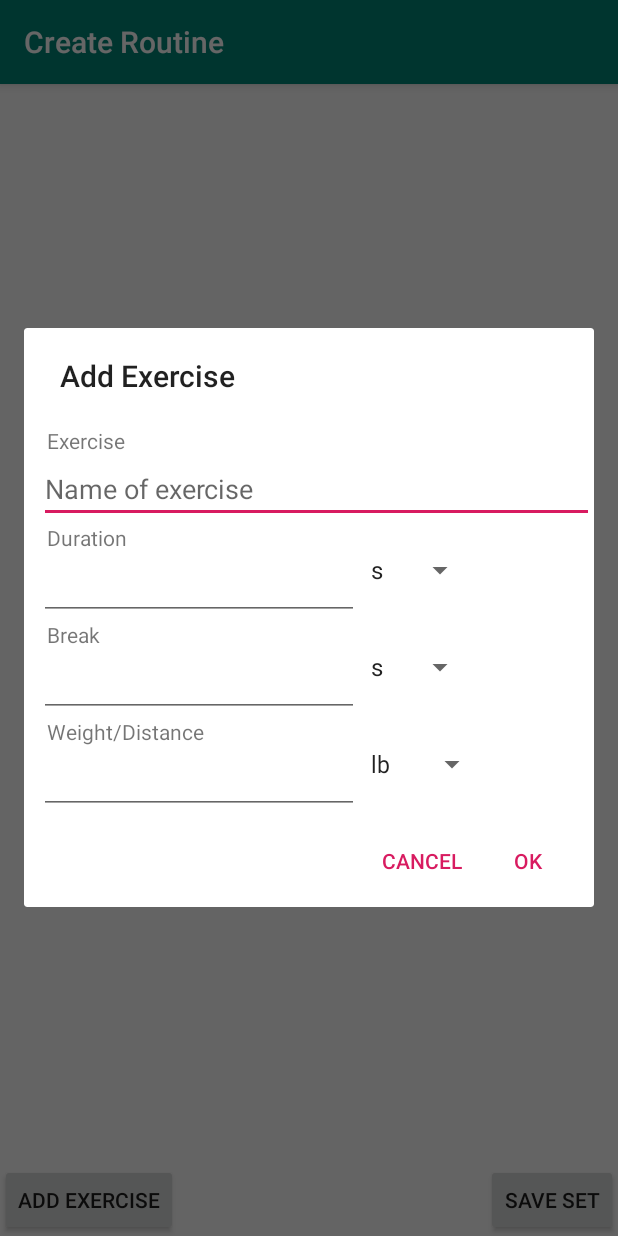
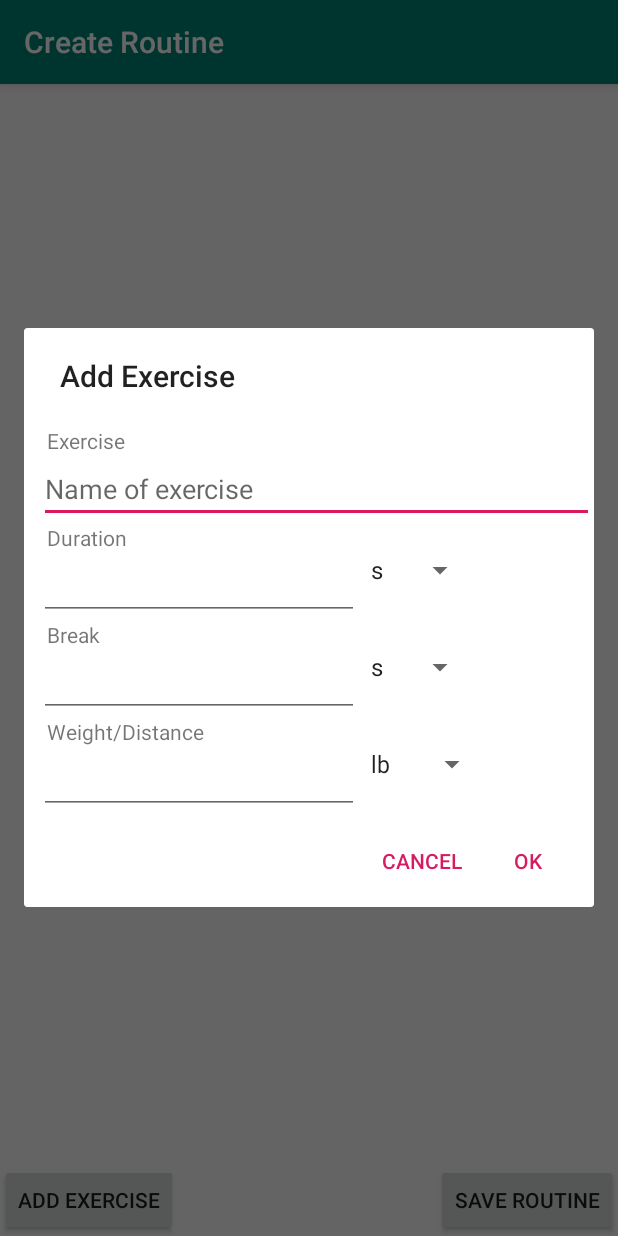
Before and after one commit to JuliusFan/RepTimeX, an Android app: the screen it shows after launch (CreateRoutineActivity), after a tap on "ADD EXERCISE", on a phone screen of 412 x 824 dp. Run offline under Robolectric (Android 15) with nearby library versions, the light colour scheme and no system bars.

Commit message:
Changed strings

```diff
--- a/app/src/main/res/values/strings.xml
+++ b/app/src/main/res/values/strings.xml
@@ -3,7 +3,7 @@
     <string name="app_name">RepTimeX</string>
     <string name="title_activity_create_routine">Create Routine</string>
     <string name="add_exercise_dialog">Add Exercise</string>
-    <string name="save_routine">Save Set</string>
+    <string name="save_routine">Save Routine</string>
     <string name="label_exercise">Exercise</string>
     <string name="label_duration">Duration</string>
     <string name="label_break">Break</string>
```
Also changed, not shown: 1 other file.
